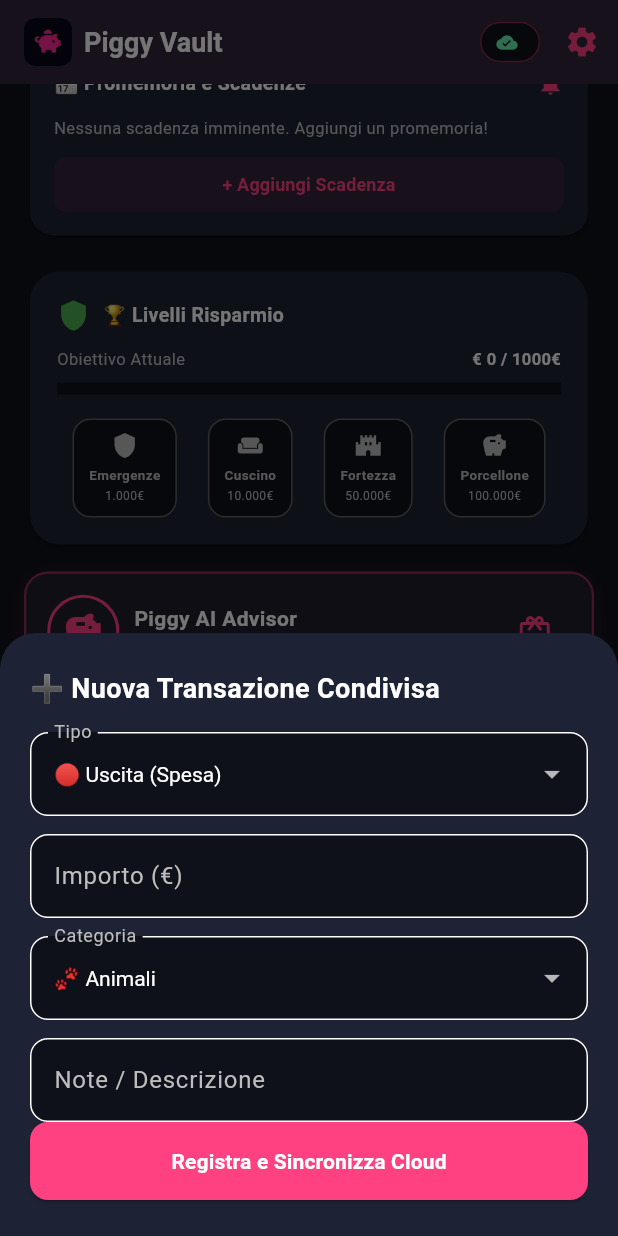
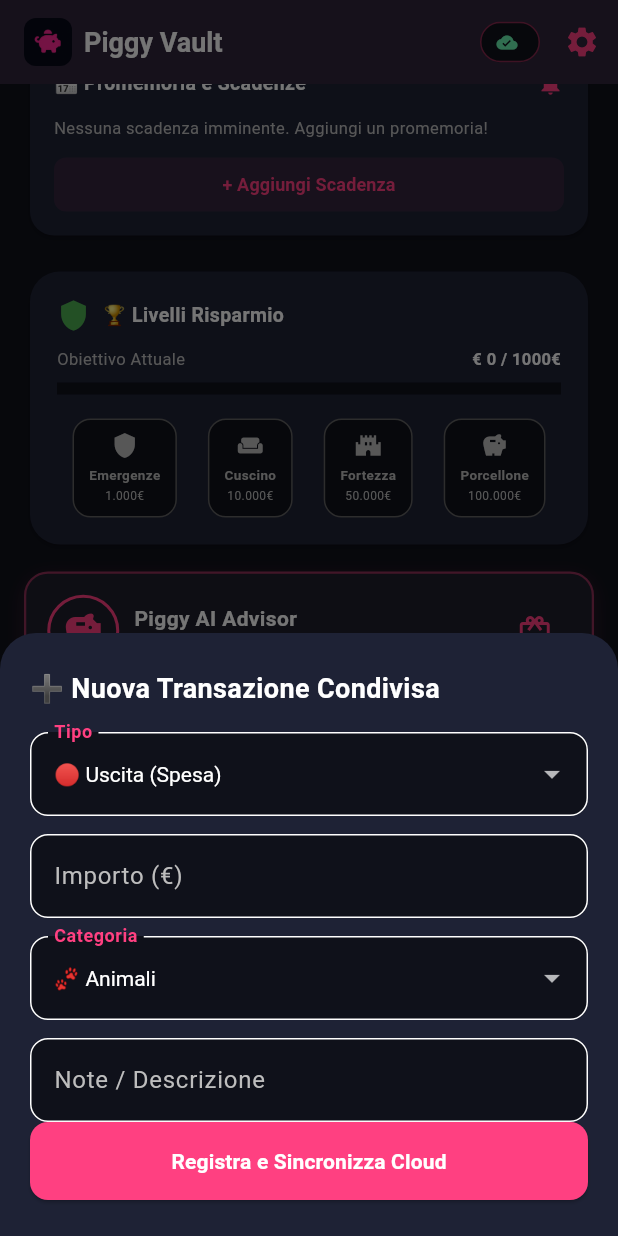
Before and after one commit to emmegi-studios/Porcellino, a Flutter app: the screen it shows once a user with an empty profile is signed in, scrolled down 576 dp, after a tap on "+ Nuova", on a phone screen of 412 x 824 dp. Run offline on Flutter 3.47's test engine with Material 3 defaults, Android fonts, the phone set to English and light mode, and no system bars; our stand-ins replace cloud_firestore, dio, firebase_auth, firebase_core, flutter_local_notifications, flutter_tts and 3 more; accounts and stored records are empty.

Commit message:
Piggy Vault v1.3.21 🐷: Fix visibilità testi fluttuanti nel Login

```diff
--- a/lib/main.dart
+++ b/lib/main.dart
@@ -208,6 +208,7 @@ class _LoginScreenState extends State<LoginScreen> {
                 decoration: InputDecoration(
                   labelText: "Email utente",
                   labelStyle: TextStyle(color: _subtitleColor),
+                  floatingLabelStyle: const TextStyle(color: Colors.pinkAccent, fontWeight: FontWeight.bold),
                   filled: true,
                   fillColor: _cardBg,
                   border: OutlineInputBorder(borderRadius: BorderRadius.circular(14), borderSide: BorderSide.none),
@@ -221,6 +222,7 @@ class _LoginScreenState extends State<LoginScreen> {
                 decoration: InputDecoration(
                   labelText: "Password",
                   labelStyle: TextStyle(color: _subtitleColor),
+                  floatingLabelStyle: const TextStyle(color: Colors.pinkAccent, fontWeight: FontWeight.bold),
                   filled: true,
                   fillColor: _cardBg,
                   suffixIcon: IconButton(
@@ -239,6 +241,7 @@ class _LoginScreenState extends State<LoginScreen> {
                   decoration: InputDecoration(
                     labelText: "Conferma Password",
                     labelStyle: TextStyle(color: _subtitleColor),
+                  floatingLabelStyle: const TextStyle(color: Colors.pinkAccent, fontWeight: FontWeight.bold),
                     filled: true,
                     fillColor: _cardBg,
                     suffixIcon: IconButton(
@@ -965,9 +968,11 @@ class _HomeScreenState extends State<HomeScreen> with WidgetsBindingObserver {
             children: [
               Text("🎯 Nuovo Obiettivo", style: TextStyle(fontSize: 18, fontWeight: FontWeight.bold, color: _textColor)),
               const SizedBox(height: 16),
-              TextField(controller: _goalNameController, style: TextStyle(color: _textColor), decoration: InputDecoration(labelText: 'Nome Obiettivo (es. Viaggio)', labelStyle: TextStyle(color: _subtitleColor), fillColor: _scaffoldBg, filled: true)),
+              TextField(controller: _goalNameController, style: TextStyle(color: _textColor), decoration: InputDecoration(labelText: 'Nome Obiettivo (es. Viaggio)', labelStyle: TextStyle(color: _subtitleColor),
+                  floatingLabelStyle: const TextStyle(color: Colors.pinkAccent, fontWeight: FontWeight.bold), fillColor: _scaffoldBg, filled: true)),
               const SizedBox(height: 12),
-              TextField(controller: _goalTargetController, keyboardType: TextInputType.number, style: TextStyle(color: _textColor), decoration: InputDecoration(labelText: 'Target in € (es. 1500)', labelStyle: TextStyle(color: _subtitleColor), fillColor: _scaffoldBg, filled: true)),
+              TextField(controller: _goalTargetController, keyboardType: TextInputType.number, style: TextStyle(color: _textColor), decoration: InputDecoration(labelText: 'Target in € (es. 1500)', labelStyle: TextStyle(color: _subtitleColor),
+                  floatingLabelStyle: const TextStyle(color: Colors.pinkAccent, fontWeight: FontWeight.bold), fillColor: _scaffoldBg, filled: true)),
               const SizedBox(height: 24),
               ElevatedButton(
                 style: ElevatedButton.styleFrom(backgroundColor: _primaryColor, minimumSize: const Size(double.infinity, 50)),
@@ -1119,7 +1124,8 @@ class _HomeScreenState extends State<HomeScreen> with WidgetsBindingObserver {
                 value: _selectedType,
                 dropdownColor: _cardBg,
                 style: TextStyle(color: _textColor),
-                decoration: InputDecoration(labelText: "Tipo", labelStyle: TextStyle(color: _subtitleColor), filled: true, fillColor: _scaffoldBg, border: OutlineInputBorder(borderRadius: BorderRadius.circular(12))),
+                decoration: InputDecoration(labelText: "Tipo", labelStyle: TextStyle(color: _subtitleColor),
+                  floatingLabelStyle: const TextStyle(color: Colors.pinkAccent, fontWeight: FontWeight.bold), filled: true, fillColor: _scaffoldBg, border: OutlineInputBorder(borderRadius: BorderRadius.circular(12))),
                 items: const [
                   DropdownMenuItem(value: 'Uscita (Spesa)', child: Text("🔴 Uscita (Spesa)")),
                   DropdownMenuItem(value: 'Entrata (Guadagno)', child: Text("🟢 Entrata (Guadagno)"))],
@@ -1129,20 +1135,23 @@ class _HomeScreenState extends State<HomeScreen> with WidgetsBindingObserver {
                 controller: _amountController,
                 style: TextStyle(color: _textColor),
                 keyboardType: const TextInputType.numberWithOptions(decimal: true),
-                decoration: InputDecoration(labelText: "Importo (€)", labelStyle: TextStyle(color: _subtitleColor), filled: true, fillColor: _scaffoldBg, border: OutlineInputBorder(borderRadius: BorderRadius.circular(12)))),
+                decoration: InputDecoration(labelText: "Importo (€)", labelStyle: TextStyle(color: _subtitleColor),
+                  floatingLabelStyle: const TextStyle(color: Colors.pinkAccent, fontWeight: FontWeight.bold), filled: true, fillColor: _scaffoldBg, border: OutlineInputBorder(borderRadius: BorderRadius.circular(12)))),
               const SizedBox(height: 12),
               DropdownButtonFormField<String>(
                 value: _selectedCategory,
                 dropdownColor: _cardBg,
                 style: TextStyle(color: _textColor),
-                decoration: InputDecoration(labelText: "Categoria", labelStyle: TextStyle(color: _subtitleColor), filled: true, fillColor: _scaffoldBg, border: OutlineInputBorder(borderRadius: BorderRadius.circular(12))),
+                decoration: InputDecoration(labelText: "Categoria", labelStyle: TextStyle(color: _subtitleColor),
+                  floatingLabelStyle: const TextStyle(color: Colors.pinkAccent, fontWeight: FontWeight.bold), filled: true, fillColor: _scaffoldBg, border: OutlineInputBorder(borderRadius: BorderRadius.circular(12))),
                 items: categorieConEmoji.map((cat) => DropdownMenuItem(value: cat, child: Text(cat))).toList(),
                 onChanged: (val) => setState(() => _selectedCategory = val ?? '🐾 Animali')),
               const SizedBox(height: 12),
               TextField(
                 controller: _noteController,
                 style: TextStyle(color: _textColor),
-                decoration: InputDecoration(labelText: "Note / Descrizione", labelStyle: TextStyle(color: _subtitleColor), filled: true, fillColor: _scaffoldBg, border: OutlineInputBorder(borderRadius: BorderRadius.circular(12)))),
+                decoration: InputDecoration(labelText: "Note / Descrizione", labelStyle: TextStyle(color: _subtitleColor),
+                  floatingLabelStyle: const TextStyle(color: Colors.pinkAccent, fontWeight: FontWeight.bold), filled: true, fillColor: _scaffoldBg, border: OutlineInputBorder(borderRadius: BorderRadius.circular(12)))),
               ElevatedButton(
                 style: ElevatedButton.styleFrom(backgroundColor: _primaryColor, padding: const EdgeInsets.symmetric(vertical: 16), shape: RoundedRectangleBorder(borderRadius: BorderRadius.circular(12))),
                 onPressed: () { HapticFeedback.lightImpact();
@@ -1397,6 +1406,7 @@ Card(
                                   decoration: InputDecoration(
                                     labelText: "Titolo Scadenza",
                                     labelStyle: TextStyle(color: _subtitleColor),
+                  floatingLabelStyle: const TextStyle(color: Colors.pinkAccent, fontWeight: FontWeight.bold),
                                     hintText: "es. Affitto o Bolletta",
                                     hintStyle: TextStyle(color: _subtitleColor.withOpacity(0.5)),
                                   ),
@@ -1408,6 +1418,7 @@ Card(
                                   decoration: InputDecoration(
                                     labelText: "Data (DD/MM/YYYY)",
                                     labelStyle: TextStyle(color: _subtitleColor),
+                  floatingLabelStyle: const TextStyle(color: Colors.pinkAccent, fontWeight: FontWeight.bold),
                                   ),
                                 ),
                               ],
@@ -1992,3 +2003,5 @@ class _PiggyAiAdvisorWidgetState extends State<PiggyAiAdvisorWidget> {
 // Fix const per tema dinamico AI v1.3.17
 
 // Fix definitivo Colori Getters Tema Bianco v1.3.20
+
+// Fix visibilità floating label Login v1.3.21
```
